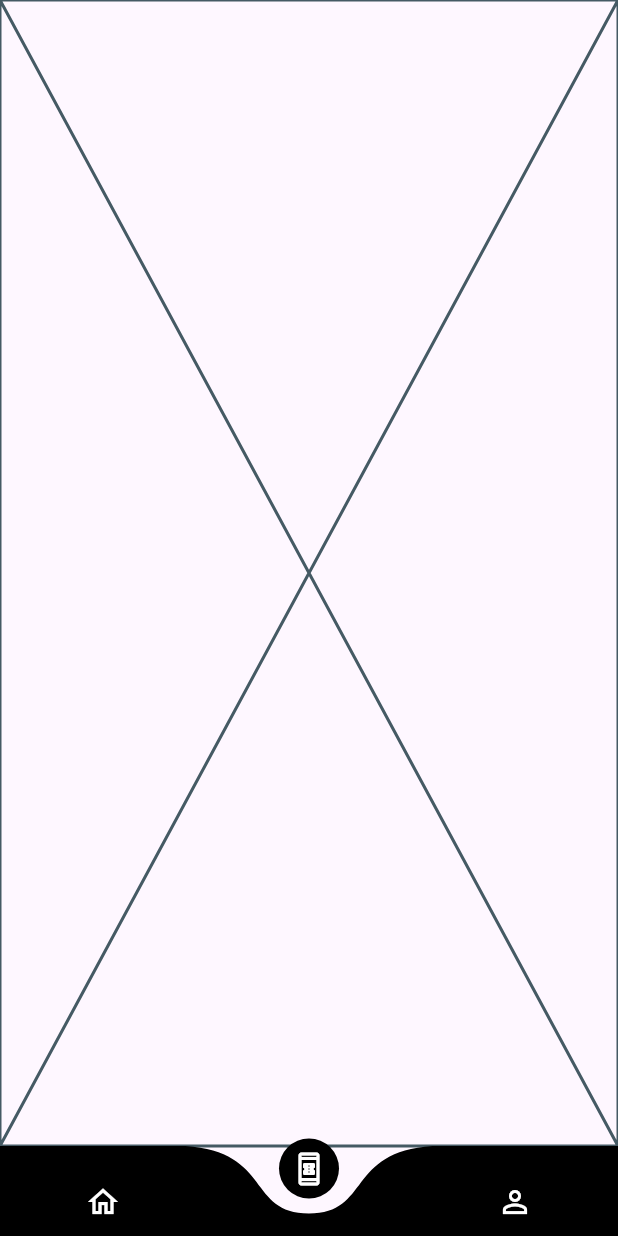
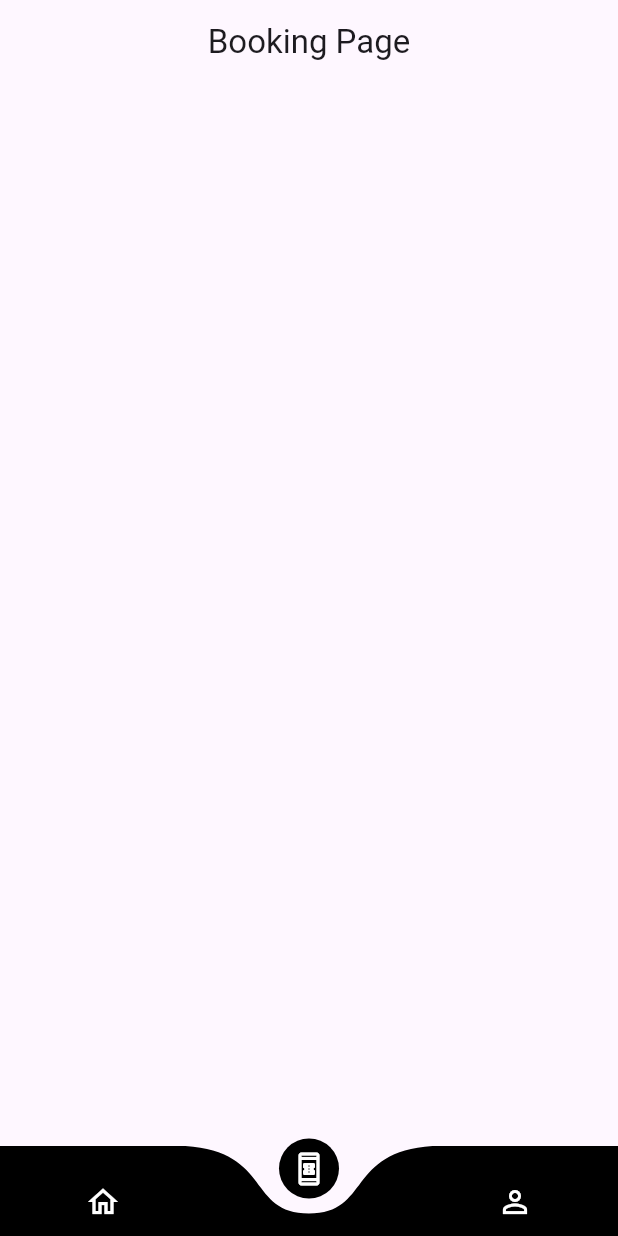
Before and after one commit to khsujon/Event_booking-App, a Flutter app: the screen it shows after launch, item 2 of the bottom bar chosen, on a phone screen of 412 x 824 dp. Run offline on Flutter 3.47's test engine with Material 3 defaults, Android fonts, the phone set to English and light mode, and no system bars; drawn by our look-alikes of curved_navigation_bar.

Commit message:
Booking page added

```diff
--- a/lib/pages/booking_screen.dart
+++ b/lib/pages/booking_screen.dart
@@ -10,6 +10,11 @@ class BookingScreen extends StatefulWidget {
 class _BookingScreenState extends State<BookingScreen> {
   @override
   Widget build(BuildContext context) {
-    return const Placeholder();
+    return Scaffold(
+      appBar: AppBar(
+        title: Text("Booking Page"),
+        centerTitle: true,
+      ),
+    );
   }
 }
```
